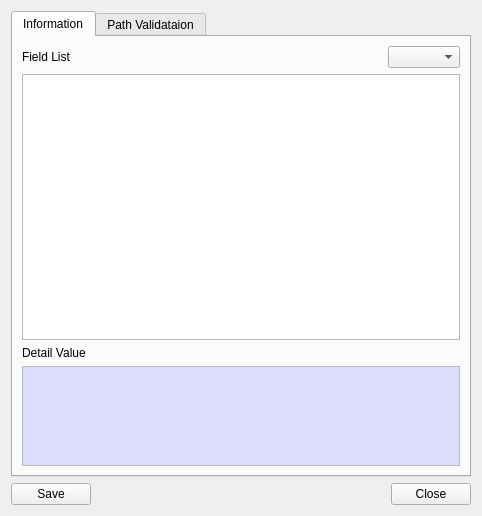
First picture: the form in BerEditor/cert_info_dlg.ui, repository jykim74/BerEditor, before the edit.
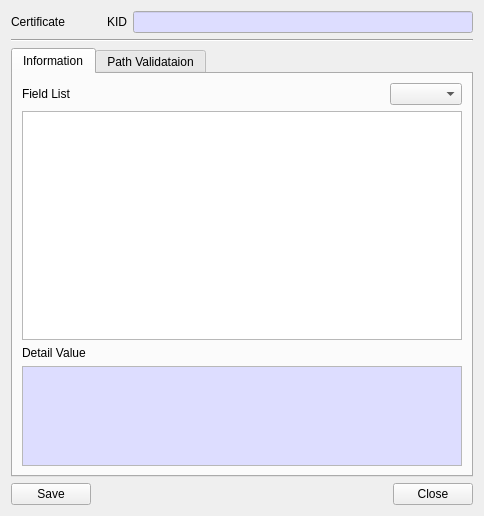
Second picture: the form after the edit.

Commit message: PriKey Cert CSR KID 지원

Patch:
```diff
--- a/BerEditor/cert_info_dlg.ui
+++ b/BerEditor/cert_info_dlg.ui
@@ -6,7 +6,7 @@
    <rect>
     <x>0</x>
     <y>0</y>
-    <width>478</width>
+    <width>484</width>
     <height>516</height>
    </rect>
   </property>
@@ -14,6 +14,90 @@
    <string>Certificate information</string>
   </property>
   <layout class="QVBoxLayout" name="verticalLayout">
+   <item>
+    <layout class="QGridLayout" name="gridLayout_5">
+     <property name="topMargin">
+      <number>0</number>
+     </property>
+     <item row="0" column="3">
+      <widget class="QLineEdit" name="mKIDText">
+       <property name="minimumSize">
+        <size>
+         <width>340</width>
+         <height>0</height>
+        </size>
+       </property>
+       <property name="palette">
+        <palette>
+         <active>
+          <colorrole role="Base">
+           <brush brushstyle="SolidPattern">
+            <color alpha="255">
+             <red>221</red>
+             <green>221</green>
+             <blue>255</blue>
+            </color>
+           </brush>
+          </colorrole>
+         </active>
+         <inactive>
+          <colorrole role="Base">
+           <brush brushstyle="SolidPattern">
+            <color alpha="255">
+             <red>221</red>
+             <green>221</green>
+             <blue>255</blue>
+            </color>
+           </brush>
+          </colorrole>
+         </inactive>
+         <disabled/>
+        </palette>
+       </property>
+       <property name="alignment">
+        <set>Qt::AlignRight|Qt::AlignTrailing|Qt::AlignVCenter</set>
+       </property>
+       <property name="readOnly">
+        <bool>true</bool>
+       </property>
+      </widget>
+     </item>
+     <item row="0" column="2">
+      <widget class="QLabel" name="label_5">
+       <property name="text">
+        <string>KID</string>
+       </property>
+      </widget>
+     </item>
+     <item row="0" column="0">
+      <widget class="QLabel" name="label_6">
+       <property name="text">
+        <string>Certificate </string>
+       </property>
+      </widget>
+     </item>
+     <item row="0" column="1">
+      <spacer name="horizontalSpacer_3">
+       <property name="orientation">
+        <enum>Qt::Horizontal</enum>
+       </property>
+       <property name="sizeHint" stdset="0">
+        <size>
+         <width>40</width>
+         <height>20</height>
+        </size>
+       </property>
+      </spacer>
+     </item>
+    </layout>
+   </item>
+   <item>
+    <widget class="Line" name="line_2">
+     <property name="orientation">
+      <enum>Qt::Horizontal</enum>
+     </property>
+    </widget>
+   </item>
    <item>
     <widget class="QTabWidget" name="tabWidget">
      <property name="minimumSize">
```
The commit also changes 5 other files.
